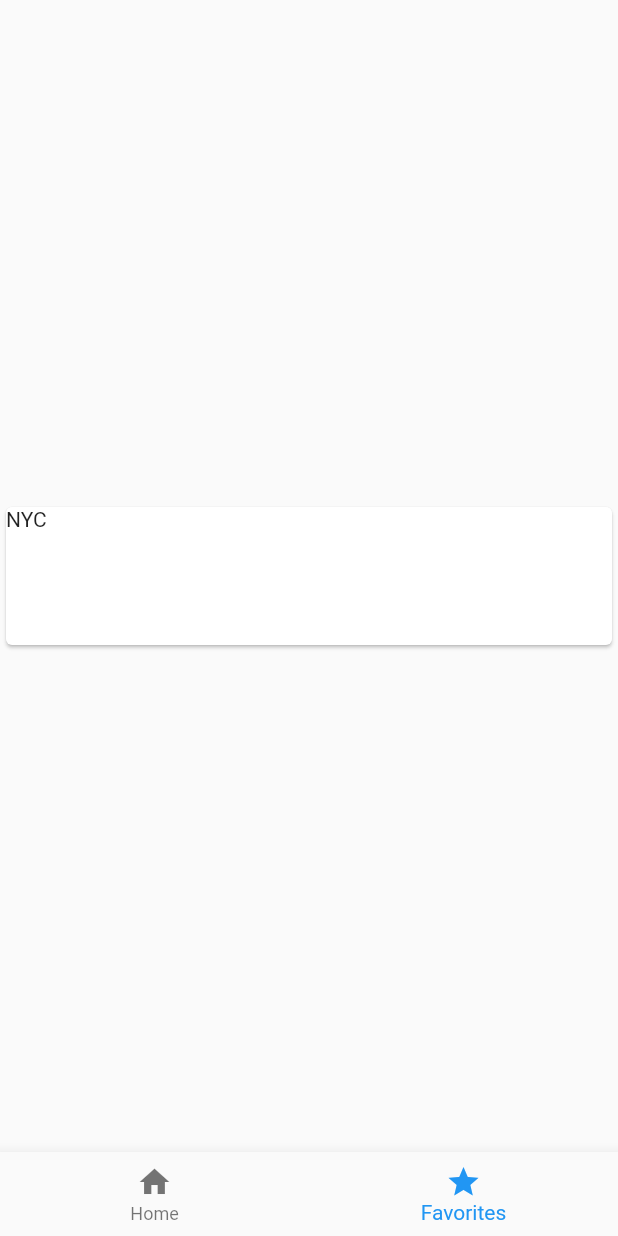
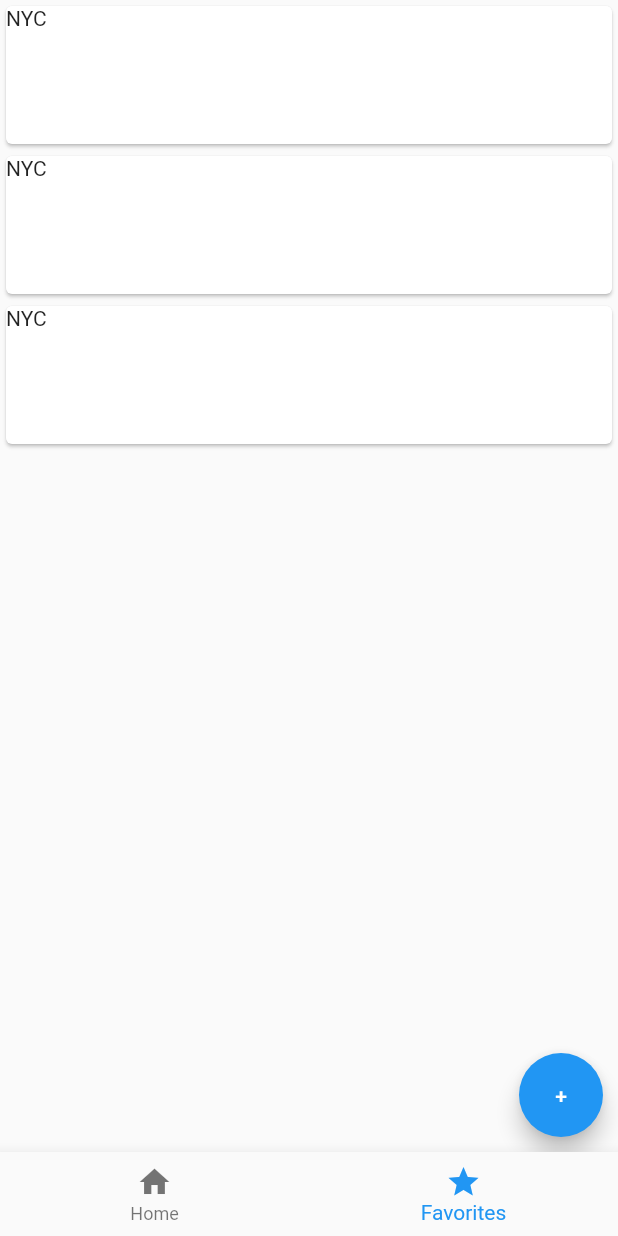
Before and after one commit to hohooio823/Weather, a Flutter app: the screen it shows after launch, item 2 of the bottom bar chosen, on a phone screen of 412 x 824 dp. Run offline on Flutter 3.47's test engine with Material 2 defaults, Android fonts, the phone set to English and light mode, and no system bars.

```diff
--- a/lib/Screens/SavedCitiesScreen.dart
+++ b/lib/Screens/SavedCitiesScreen.dart
@@ -1,7 +1,10 @@
 import 'package:flutter/material.dart';
+
+import './SingleCityScreen.dart';
+import './AddCitiesScreen.dart';
+
 import 'package:weather/Models/City.dart';
 
-import './SingleCityScreen.dart';
 class SavedCitiesScreen extends StatelessWidget {
 
   Future<dynamic> showCityScreen(BuildContext context,City city){
@@ -13,6 +16,10 @@ class SavedCitiesScreen extends StatelessWidget {
     return Container(
       width: double.infinity,
       child: Column(
+        mainAxisAlignment: MainAxisAlignment.spaceBetween,
+        crossAxisAlignment: CrossAxisAlignment.end,
+        children:[
+            Column(
             mainAxisAlignment: MainAxisAlignment.spaceAround,
             children: [
               Container(
@@ -25,7 +32,35 @@ class SavedCitiesScreen extends StatelessWidget {
                 onTap: ()=>showCityScreen(context,City(name: "NYC", weather: "Freezing", degree: -14)),
                 ),
               ),
+              Container(
+                width: double.infinity,
+                height: 100,
+                child: GestureDetector(
+                  child: Card(
+                  child: Text('NYC'),
+                ),
+                onTap: ()=>showCityScreen(context,City(name: "NYC", weather: "Freezing", degree: -14)),
+                ),
+              ),
+              Container(
+                width: double.infinity,
+                height: 100,
+                child: GestureDetector(
+                  child: Card(
+                  child: Text('NYC'),
+                ),
+                onTap: ()=>showCityScreen(context,City(name: "NYC", weather: "Freezing", degree: -14)),
+                ),
+              )
             ],
+          ),
+          Padding(
+            padding: EdgeInsets.all(10),child: FloatingActionButton(child:Text('+'),
+            onPressed: (){
+              Navigator.of(context).push(MaterialPageRoute(builder: (ctx)=>Scaffold(appBar:AppBar(),body: AddCitiesScreen(),)));
+            }))
+            ,
+        ]
       ),
     );
   }
```
Also changed, not shown: lib/Screens/AddCitiesScreen.dart (added, +17 -0 lines). Lines whose indentation alone changed are shown as unchanged.
